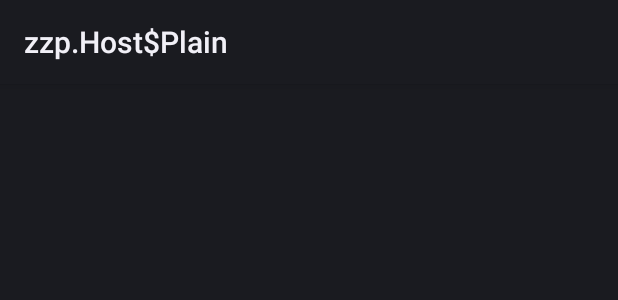
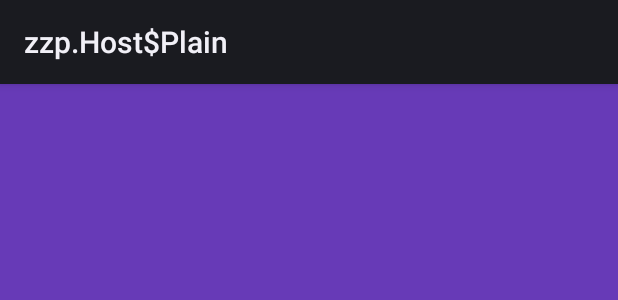
Before and after one commit to twaun95/Planner, an Android app: the layout fragment_note_detail.xml on its own in the app's theme, with its tools: preview values and no code run, on a phone screen of 412 x 824 dp. Shown: the top 300 px of the screen. Run offline under Robolectric (Android 15) with nearby library versions, the light colour scheme and no system bars.

```diff
--- a/presentation/src/main/java/com/twaun95/presentation/ui/note/detail/NoteDetailFragment.kt
+++ b/presentation/src/main/java/com/twaun95/presentation/ui/note/detail/NoteDetailFragment.kt
@@ -10,4 +10,7 @@ import dagger.hilt.android.AndroidEntryPoint
 class NoteDetailFragment : BaseFragment<FragmentNoteBinding, NoteDetailFragmentViewModel>(R.layout.fragment_note_detail){
     override val fragmentVM: NoteDetailFragmentViewModel by viewModels<NoteDetailFragmentViewModel>()
 
+    companion object {
+        fun newInstance() : NoteDetailFragment = NoteDetailFragment()
+    }
 }
--- a/presentation/src/main/res/layout/fragment_note_detail.xml
+++ b/presentation/src/main/res/layout/fragment_note_detail.xml
@@ -7,7 +7,9 @@
 
     <androidx.constraintlayout.widget.ConstraintLayout
         android:layout_width="match_parent"
-        android:layout_height="match_parent">
+        android:layout_height="match_parent"
+        android:background="#673AB7"
+        >
 
     </androidx.constraintlayout.widget.ConstraintLayout>
 </layout>
```
